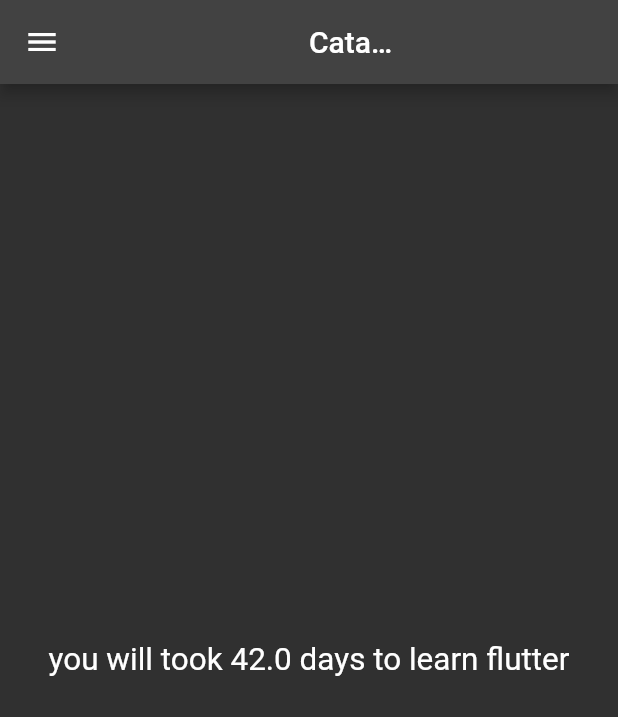
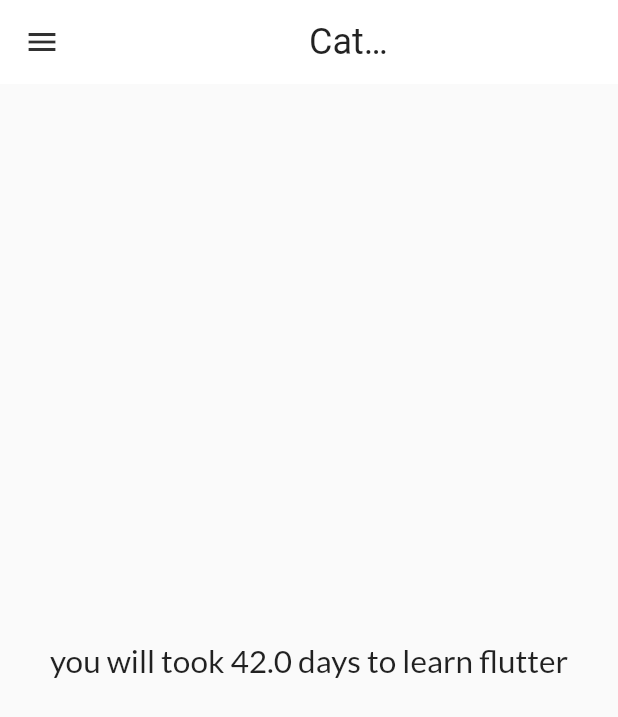
Before and after one commit to reyan1243/flutter_basic, a Flutter app: the screen it shows after launch, on a phone screen of 412 x 824 dp. Shown: the top 717 px of the screen. Run offline on Flutter 3.47's test engine with Material 2 defaults, Android fonts, the phone set to English and light mode, and no system bars; our stand-ins replace google_fonts; key blocks and very long unbroken strings in the code were emptied for the run.

Commit message:
day10 complete

```diff
--- a/flutter_application_1/lib/main.dart
+++ b/flutter_application_1/lib/main.dart
@@ -19,7 +19,7 @@ class MyApp extends StatelessWidget {
       debugShowCheckedModeBanner: false,
       // home: HomePage(),
 
-      themeMode: ThemeMode.dark,
+      themeMode: ThemeMode.light,
       theme: MyTheme.lightTheme(context),
       darkTheme: MyTheme.darkTheme(context),
       routes: {
--- a/flutter_application_1/lib/widgets/theme.dart
+++ b/flutter_application_1/lib/widgets/theme.dart
@@ -1,24 +1,21 @@
 import 'package:flutter/material.dart';
 import "package:google_fonts/google_fonts.dart";
 
-
-class MyTheme{
-static ThemeData lightTheme(BuildContext context)=> ThemeData(
+class MyTheme {
+  static ThemeData lightTheme(BuildContext context) => ThemeData(
       primarySwatch: Colors.deepPurple,
-          // brightness: Brightness.light,
+      brightness: Brightness.light,
       fontFamily: GoogleFonts.lato().fontFamily,
       appBarTheme: AppBarTheme(
         color: Colors.white,
-            iconTheme: IconThemeData(color: Colors.black),
+        iconTheme: IconThemeData(color: Color.fromARGB(255, 49, 49, 49)),
         elevation: 0.0,
         toolbarTextStyle: Theme.of(context).textTheme.bodyText2,
         titleTextStyle: Theme.of(context).textTheme.headline5,
-
-          )
-          );
+      ));
 
   static ThemeData darkTheme(BuildContext context) => ThemeData(
       brightness: Brightness.dark,
       );
-
+      // appBarTheme: AppBarTheme(color: Colors.black));
 }
```
Also changed, not shown: flutter_application_1/lib/model/catalog.dart (added, +18 -0 lines). Lines whose indentation alone changed are shown as unchanged.
